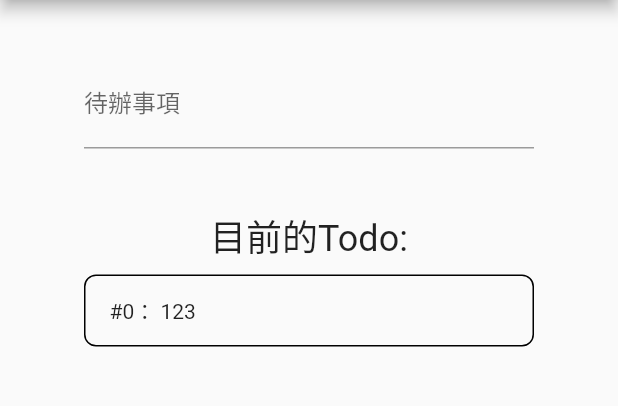
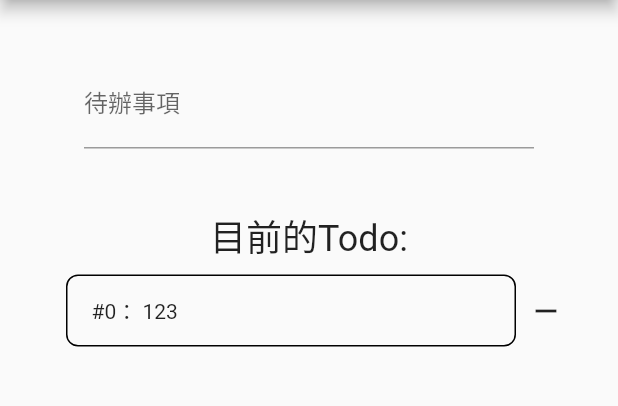
Before and after one commit to toddLiao469469/flutter_todo_list, a Flutter app: the screen it shows after launch, on a phone screen of 412 x 824 dp, the part 84-490 px from its top. Run offline on Flutter 3.47's test engine with Material 2 defaults, Android fonts, the phone set to English and light mode, and no system bars.

```diff
--- a/lib/main.dart
+++ b/lib/main.dart
@@ -1,5 +1,7 @@
 import 'package:flutter/material.dart';
 import 'package:todolist/view/todo_card.dart';
+
+import 'model/todo_model.dart';
 
 void main() {
   runApp(const MyApp());
@@ -30,13 +32,20 @@ class MyHomePage extends StatefulWidget {
 }
 
 class _MyHomePageState extends State<MyHomePage> {
-  List<String> _todoList = ['123'];
+  List<TodoModel> _todoList = [TodoModel(content: '123')];
   final TextEditingController _textEditingController = TextEditingController();
 
   void _handleAddNewTodo(String input) {
     setState(() {
-      _todoList = [..._todoList, input];
+      _todoList = [..._todoList, TodoModel(content: input)];
       _textEditingController.text = '';
+    });
+  }
+
+  void _handleRemoveTodo(int hashCode) {
+    setState(() {
+      _todoList =
+          _todoList.takeWhile((value) => value.hashCode != hashCode).toList();
     });
   }
 
@@ -72,8 +81,21 @@ class _MyHomePageState extends State<MyHomePage> {
                 style: Theme.of(context).textTheme.headline5,
               ),
               ..._todoList.asMap().entries.map(
-                    (entity) =>
-                        TodoCard(todoContent: entity.value, index: entity.key),
+                    (entity) => Row(
+                      mainAxisAlignment: MainAxisAlignment.center,
+                      children: [
+                        TodoCard(
+                          todoContent: entity.value.content,
+                          index: entity.key,
+                        ),
+                        GestureDetector(
+                          child: const Icon(Icons.remove),
+                          onTap: () {
+                            _handleRemoveTodo(entity.value.hashCode);
+                          },
+                        )
+                      ],
+                    ),
                   ),
             ],
           ),
--- /dev/null
+++ b/lib/model/todo_model.dart
@@ -0,0 +1,5 @@
+class TodoModel {
+  final String content;
+
+  TodoModel({required this.content});
+}
```
Also changed, not shown: lib/view/todo_input.dart (deleted).
